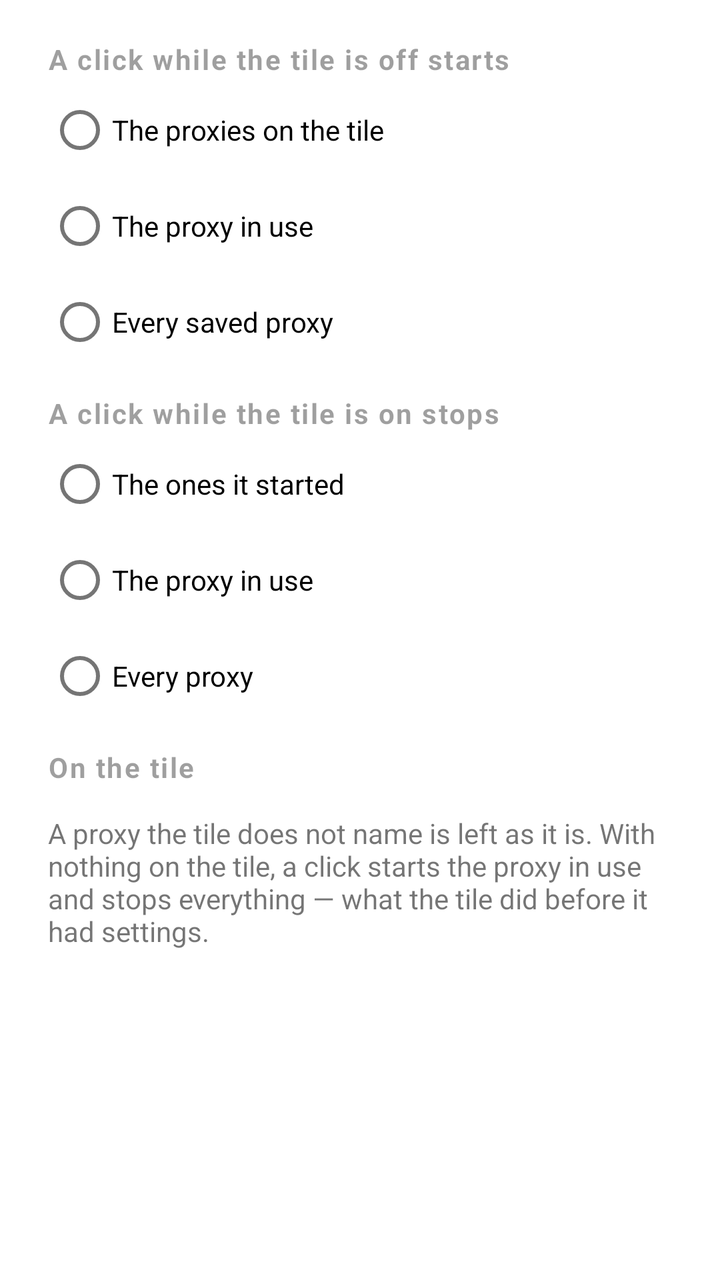
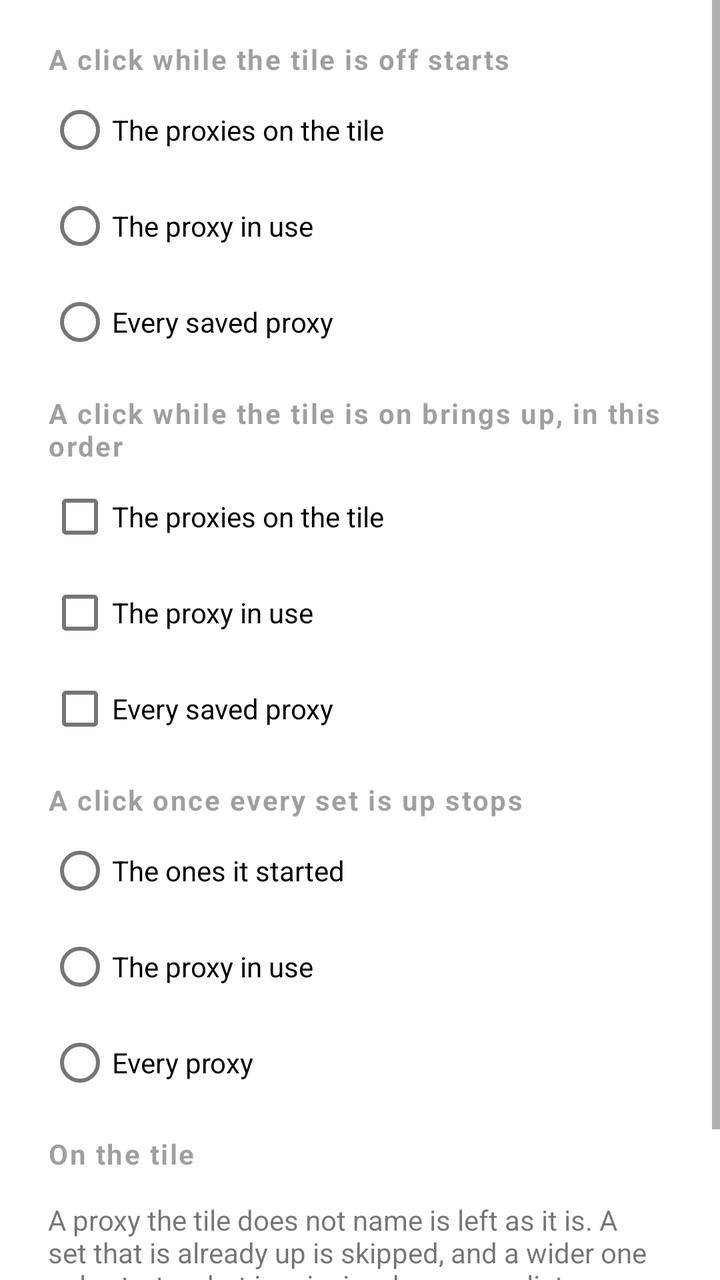

Compare the two renders of this Android layout. The source of the first and the diff that turns it into the second are given below.
<!-- AndroidManifest.xml: fallback theme Theme.MaterialComponents.DayNight.NoActionBar -->
<!-- res/layout/dialog_tile.xml -->
<?xml version="1.0" encoding="utf-8"?>
<ScrollView xmlns:android="http://schemas.android.com/apk/res/android"
    android:layout_width="match_parent"
    android:layout_height="wrap_content">

    <LinearLayout
        android:layout_width="match_parent"
        android:layout_height="wrap_content"
        android:orientation="vertical"
        android:paddingStart="24dp"
        android:paddingTop="8dp"
        android:paddingEnd="24dp"
        android:paddingBottom="8dp">

        <TextView
            style="@style/SectionHeader"
            android:text="@string/tile_start_label" />

        <RadioGroup
            android:id="@+id/start_scope"
            android:layout_width="match_parent"
            android:layout_height="wrap_content">

            <RadioButton
                android:id="@+id/start_tile"
                android:layout_width="match_parent"
                android:layout_height="wrap_content"
                android:text="@string/tile_scope_tile" />

            <RadioButton
                android:id="@+id/start_in_use"
                android:layout_width="match_parent"
                android:layout_height="wrap_content"
                android:text="@string/tile_scope_in_use" />

            <RadioButton
                android:id="@+id/start_all"
                android:layout_width="match_parent"
                android:layout_height="wrap_content"
                android:text="@string/tile_scope_all_saved" />
        </RadioGroup>

        <TextView
            style="@style/SectionHeader"
            android:paddingTop="12dp"
            android:text="@string/tile_stop_label" />

        <RadioGroup
            android:id="@+id/stop_scope"
            android:layout_width="match_parent"
            android:layout_height="wrap_content">

            <RadioButton
                android:id="@+id/stop_tile"
                android:layout_width="match_parent"
                android:layout_height="wrap_content"
                android:text="@string/tile_scope_started" />

            <RadioButton
                android:id="@+id/stop_in_use"
                android:layout_width="match_parent"
                android:layout_height="wrap_content"
                android:text="@string/tile_scope_in_use" />

            <RadioButton
                android:id="@+id/stop_all"
                android:layout_width="match_parent"
                android:layout_height="wrap_content"
                android:text="@string/tile_scope_every" />
        </RadioGroup>

        <TextView
            style="@style/SectionHeader"
            android:paddingTop="12dp"
            android:text="@string/tile_profiles_label" />

        <LinearLayout
            android:id="@+id/tile_profiles"
            android:layout_width="match_parent"
            android:layout_height="wrap_content"
            android:orientation="vertical" />

        <TextView
            android:layout_width="match_parent"
            android:layout_height="wrap_content"
            android:paddingTop="12dp"
            android:text="@string/tile_settings_footnote"
            android:textAppearance="?android:attr/textAppearanceSmall" />
    </LinearLayout>
</ScrollView>
<!-- resources referenced by this layout -->
<resources>
  <string name="tile_profiles_label">On the tile</string>
  <string name="tile_scope_all_saved">Every saved proxy</string>
  <string name="tile_scope_every">Every proxy</string>
  <string name="tile_scope_in_use">The proxy in use</string>
  <string name="tile_scope_started">The ones it started</string>
  <string name="tile_scope_tile">The proxies on the tile</string>
  <string name="tile_settings_footnote">A proxy the tile does not name is left as it is. With nothing on the tile, a click starts the proxy in use and stops everything — what the tile did before it had settings.</string>
  <string name="tile_start_label">A click while the tile is off starts</string>
  <string name="tile_stop_label">A click while the tile is on stops</string>
  <style name="SectionHeader">
          <item name="android:layout_width">match_parent</item>
          <item name="android:layout_height">wrap_content</item>
          <item name="android:paddingTop">12dp</item>
          <item name="android:paddingBottom">2dp</item>
          <item name="android:textAppearance">?android:attr/textAppearanceSmall</item>
          <item name="android:textStyle">bold</item>
          <item name="android:letterSpacing">0.06</item>
          <item name="android:alpha">0.7</item>
      </style>
</resources>

<!-- the commit's change to res/layout/dialog_tile.xml (unified diff, before → after) -->
@@ -39,6 +39,36 @@
                 android:layout_height="wrap_content"
                 android:text="@string/tile_scope_all_saved" />
         </RadioGroup>
+
+        <TextView
+            style="@style/SectionHeader"
+            android:paddingTop="12dp"
+            android:text="@string/tile_cycle_label" />
+
+        <LinearLayout
+            android:id="@+id/tile_cycle"
+            android:layout_width="match_parent"
+            android:layout_height="wrap_content"
+            android:orientation="vertical">
+
+            <CheckBox
+                android:id="@+id/cycle_tile"
+                android:layout_width="match_parent"
+                android:layout_height="wrap_content"
+                android:text="@string/tile_scope_tile" />
+
+            <CheckBox
+                android:id="@+id/cycle_in_use"
+                android:layout_width="match_parent"
+                android:layout_height="wrap_content"
+                android:text="@string/tile_scope_in_use" />
+
+            <CheckBox
+                android:id="@+id/cycle_all"
+                android:layout_width="match_parent"
+                android:layout_height="wrap_content"
+                android:text="@string/tile_scope_all_saved" />
+        </LinearLayout>
 
         <TextView
             style="@style/SectionHeader"
<!-- resource entries referenced after the edit -->
@@ -1,14 +1,15 @@
 <!-- resources referenced by this layout -->
 <resources>
+  <string name="tile_cycle_label">A click while the tile is on brings up, in this order</string>
   <string name="tile_profiles_label">On the tile</string>
   <string name="tile_scope_all_saved">Every saved proxy</string>
   <string name="tile_scope_every">Every proxy</string>
   <string name="tile_scope_in_use">The proxy in use</string>
   <string name="tile_scope_started">The ones it started</string>
   <string name="tile_scope_tile">The proxies on the tile</string>
-  <string name="tile_settings_footnote">A proxy the tile does not name is left as it is. With nothing on the tile, a click starts the proxy in use and stops everything — what the tile did before it had settings.</string>
+  <string name="tile_settings_footnote">A proxy the tile does not name is left as it is. A set that is already up is skipped, and a wider one only starts what is missing, because a listener that is already on its port would be replaced. With nothing on the tile, a click starts the proxy in use and stops everything — what the tile did before it had settings.</string>
   <string name="tile_start_label">A click while the tile is off starts</string>
-  <string name="tile_stop_label">A click while the tile is on stops</string>
+  <string name="tile_stop_label">A click once every set is up stops</string>
   <style name="SectionHeader">
           <item name="android:layout_width">match_parent</item>
           <item name="android:layout_height">wrap_content</item>
